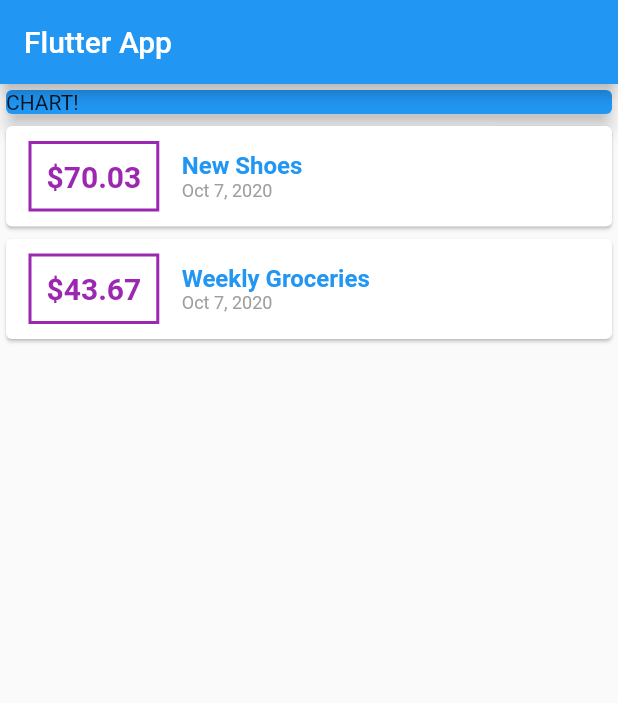
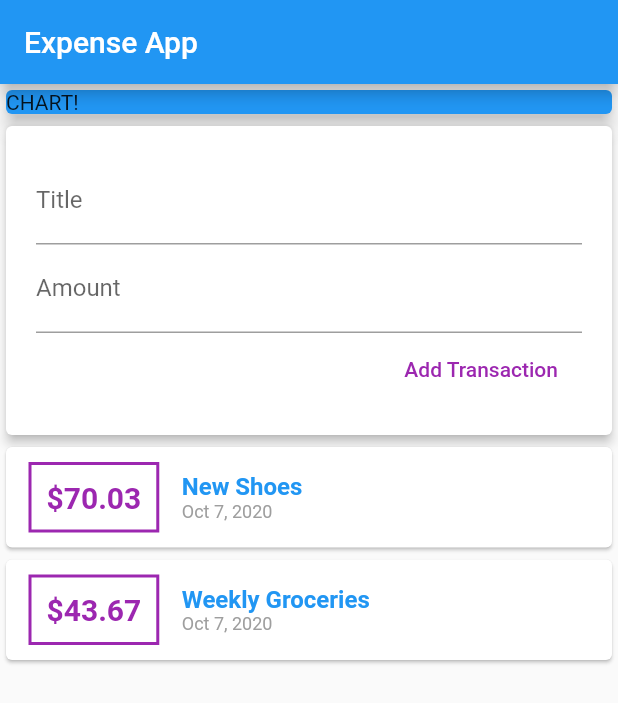
Before and after one commit to azubuikestanley/expense-plan, a Flutter app: the screen it shows after launch, on a phone screen of 412 x 824 dp. Shown: the top 703 px of the screen. Run offline on Flutter 3.47's test engine with Material 2 defaults, Android fonts, the phone set to English and light mode, and no system bars.

Commit message:
added styling for column item

```diff
--- a/lib/main.dart
+++ b/lib/main.dart
@@ -30,11 +30,14 @@ class MyHomePage extends StatelessWidget {
       date: DateTime.now(),
     ),
   ];
+  // String titleInput;
+  // String amountInput;
+
   @override
   Widget build(BuildContext context) {
     return Scaffold(
       appBar: AppBar(
-        title: Text('Flutter App'),
+        title: Text('Expense App'),
       ),
       body: Column(
           // mainAxisAlignment: MainAxisAlignment.start,
@@ -46,6 +49,33 @@ class MyHomePage extends StatelessWidget {
                 color: Colors.blue,
                 child: Text('CHART!'),
                 elevation: 5,
+              ),
+            ),
+            Card(
+              elevation: 3,
+              child: Container(
+                padding: EdgeInsets.all(20),
+                child: Column(
+                  crossAxisAlignment: CrossAxisAlignment.end,
+                  children: <Widget>[
+                    TextField(
+                      decoration: InputDecoration(labelText: 'Title'),
+                      // onChanged: (val) => titleInput = val,
+                    ),
+                    TextField(
+                      decoration: InputDecoration(labelText: 'Amount'),
+                      // onChanged: (val) => amountInput = val,
+                    ),
+                    FlatButton(
+                      child: Text('Add Transaction'),
+                      textColor: Colors.purple,
+                      onPressed: () {
+                        print(titleInput);
+                        print(amountInput);
+                      },
+                    )
+                  ],
+                ),
               ),
             ),
             Column(
```
